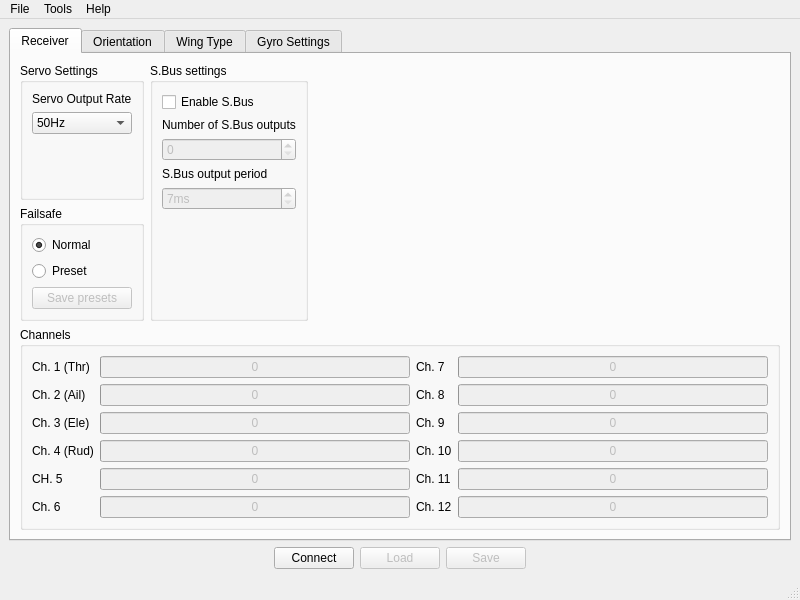
This is software/RX12GConfig/mainwindow.ui in bemcgarvey/RX12G as Qt 5 draws it before an edit. The edited form follows.
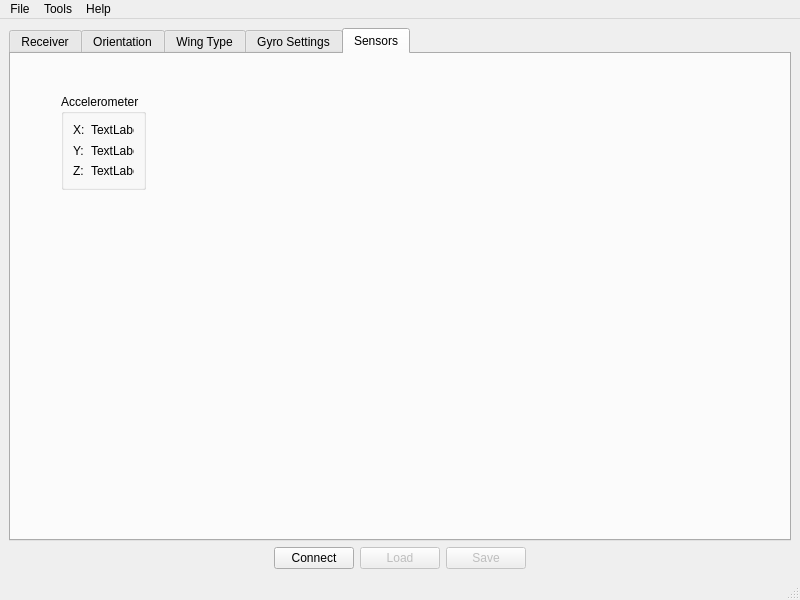
This is the edited form. The open tabs and pages were chosen to show the change.

```diff
--- a/software/RX12GConfig/mainwindow.ui
+++ b/software/RX12GConfig/mainwindow.ui
@@ -504,6 +504,68 @@
         <string>Gyro Settings</string>
        </attribute>
       </widget>
+      <widget class="QWidget" name="sensorTab">
+       <attribute name="title">
+        <string>Sensors</string>
+       </attribute>
+       <widget class="QGroupBox" name="groupBox">
+        <property name="geometry">
+         <rect>
+          <x>50</x>
+          <y>40</y>
+          <width>85</width>
+          <height>96</height>
+         </rect>
+        </property>
+        <property name="title">
+         <string>Accelerometer</string>
+        </property>
+        <layout class="QGridLayout" name="gridLayout_2">
+         <item row="0" column="0">
+          <widget class="QLabel" name="label_16">
+           <property name="text">
+            <string>X:</string>
+           </property>
+          </widget>
+         </item>
+         <item row="0" column="1">
+          <widget class="QLabel" name="xAccel">
+           <property name="text">
+            <string>TextLabel</string>
+           </property>
+          </widget>
+         </item>
+         <item row="1" column="0">
+          <widget class="QLabel" name="label_18">
+           <property name="text">
+            <string>Y:</string>
+           </property>
+          </widget>
+         </item>
+         <item row="1" column="1">
+          <widget class="QLabel" name="yAccel">
+           <property name="text">
+            <string>TextLabel</string>
+           </property>
+          </widget>
+         </item>
+         <item row="2" column="0">
+          <widget class="QLabel" name="label_20">
+           <property name="text">
+            <string>Z:</string>
+           </property>
+          </widget>
+         </item>
+         <item row="2" column="1">
+          <widget class="QLabel" name="zAccel">
+           <property name="text">
+            <string>TextLabel</string>
+           </property>
+          </widget>
+         </item>
+        </layout>
+       </widget>
+      </widget>
      </widget>
     </item>
     <item>
```
Left out of the diff: 2 changed lines with no effect on the pictures.
